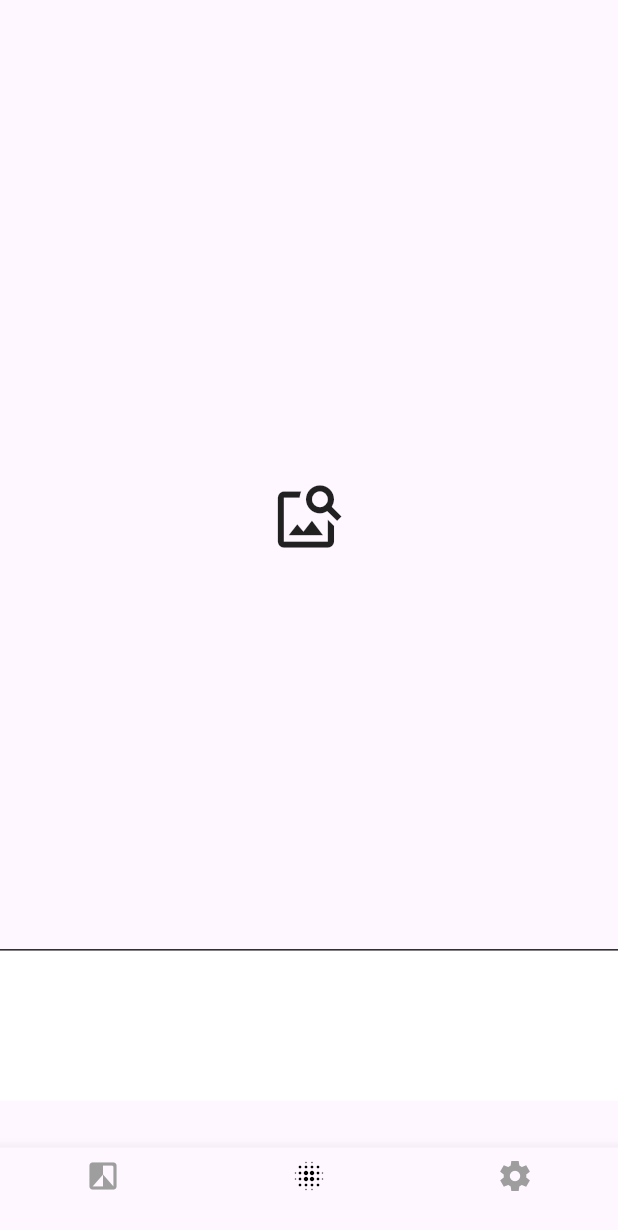
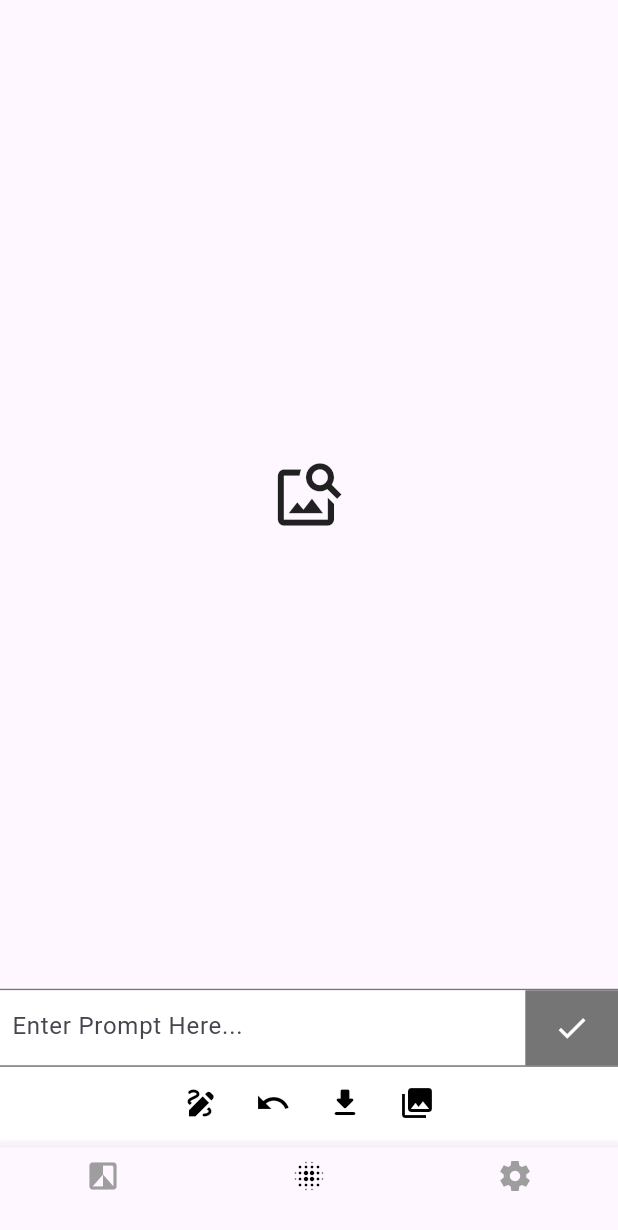
Before and after one commit to yousuf-4594/Image-Inpainting-App, a Flutter app: the screen it shows after launch, swiped to page 2, on a phone screen of 412 x 824 dp. Shown: the top 1230 px of the screen. Run offline on Flutter 3.47's test engine with Material 3 defaults, Android fonts, the phone set to English and light mode, and no system bars; our stand-ins replace camera, image_picker.

Commit message:
created ai_screen

```diff
--- a/lib/screens/ai_screen.dart
+++ b/lib/screens/ai_screen.dart
@@ -4,6 +4,12 @@ import 'dart:io';
 import 'package:path_provider/path_provider.dart';
 import 'package:path/path.dart';
 import 'package:image_picker/image_picker.dart';
+
+
+// good source for draw on image : https://ptyagicodecamp.github.io/building-cross-platform-finger-painting-app-in-flutter.html
+
+
+
 
 class ai_screen extends StatefulWidget {
   @override
@@ -13,8 +19,8 @@ class ai_screen extends StatefulWidget {
 class _ai_screenState extends State<ai_screen> {
   File? _pickedImage; // Variable to hold the picked image
 
-  late CameraController _controller;
-  late Future<void> _initializeControllerFuture;
+  List<Offset> _points = <Offset>[];
+  Color _drawColor = Colors.red.withOpacity(0.5); // Red color with 50% opacity
 
   @override
   void initState() {
@@ -35,15 +41,11 @@ class _ai_screenState extends State<ai_screen> {
 
   @override
   Widget build(BuildContext context) {
-    return Scaffold(
-      appBar: AppBar(
-        title: Text(''),
-      ),
-      body: Column(
+    return SingleChildScrollView(
+      child: Column(
         children: [
           SizedBox(
-            height: MediaQuery.of(context).size.height *
-                0.7, // Use 70% of screen height
+            height: MediaQuery.of(context).size.height * 0.8,
             child: _pickedImage == null
                 ? Center(
                     child: GestureDetector(
@@ -61,21 +63,112 @@ class _ai_screenState extends State<ai_screen> {
           ),
           Divider(
             height: 1,
-            color: Colors.black,
+            color: Colors.black54,
           ),
           Container(
-            height: 100,
-            width: MediaQuery.of(context).size.width,
-            decoration: BoxDecoration(color: Colors.white),
-          ),
+              height: 100,
+              width: MediaQuery.of(context).size.width,
+              decoration: BoxDecoration(color: Colors.white),
+              child: Column(
+                children: [
+                  Row(
+                    mainAxisAlignment: MainAxisAlignment.spaceBetween,
+                    children: [
+                      Padding(
+                        padding: const EdgeInsets.only(left: 8.0),
+                        child: SizedBox(
+                          height: 50,
+                          width: MediaQuery.of(context).size.width * 0.8,
+                          child: TextField(
+                            decoration: InputDecoration(
+                              hintText: "Enter Prompt Here...",
+                              border: InputBorder.none,
+                            ),
+                            onChanged: (text) {},
+                          ),
+                        ),
+                      ),
+                      GestureDetector(
+                          onTap: () {},
+                          child: Container(
+                            height: 50,
+                            width: MediaQuery.of(context).size.width * 0.15,
+                            decoration: BoxDecoration(
+                              color: Colors.black54,
+                            ),
+                            child: Icon(
+                              Icons.check,
+                              color: Colors.white,
+                            ),
+                          ))
+                    ],
+                  ),
+                  Divider(
+                    height: 1,
+                    color: Colors.black54,
+                  ),
+                  Row(
+                    mainAxisAlignment: MainAxisAlignment.center,
+                    children: [
+                      IconButton(
+                        icon: Icon(Icons.draw, color: Colors.black),
+                        onPressed: _undo,
+                      ),
+                      IconButton(
+                        icon: Icon(Icons.undo, color: Colors.black),
+                        onPressed: _undo,
+                      ),
+                      IconButton(
+                        icon: Icon(Icons.download_rounded, color: Colors.black),
+                        onPressed: () {},
+                      ),
+                      IconButton(
+                        icon: Icon(Icons.collections, color: Colors.black),
+                        onPressed: _openImagePicker,
+                      ),
+                    ],
+                  ),
+                ],
+              )),
         ],
       ),
     );
   }
+
+  void _undo() {
+    setState(() {
+      if (_points.isNotEmpty) {
+        _points.removeLast();
+      }
+    });
+  }
 }
 
+class _DrawingPainter extends CustomPainter {
+  final List<Offset?> points;
+  final Color color;
 
+  _DrawingPainter({required this.points, required this.color});
 
+  @override
+  void paint(Canvas canvas, Size size) {
+    final Paint paint = Paint()
+      ..color = color
+      ..strokeCap = StrokeCap.round
+      ..strokeWidth = 5.0;
+
+    for (int i = 0; i < points.length - 1; i++) {
+      if (points[i] != null && points[i + 1] != null) {
+        canvas.drawLine(points[i]!, points[i + 1]!, paint);
+      }
+    }
+  }
+
+  @override
+  bool shouldRepaint(covariant CustomPainter oldDelegate) {
+    return true;
+  }
+}
 
 // File? _image;
 //   File? _maskImage;
```
